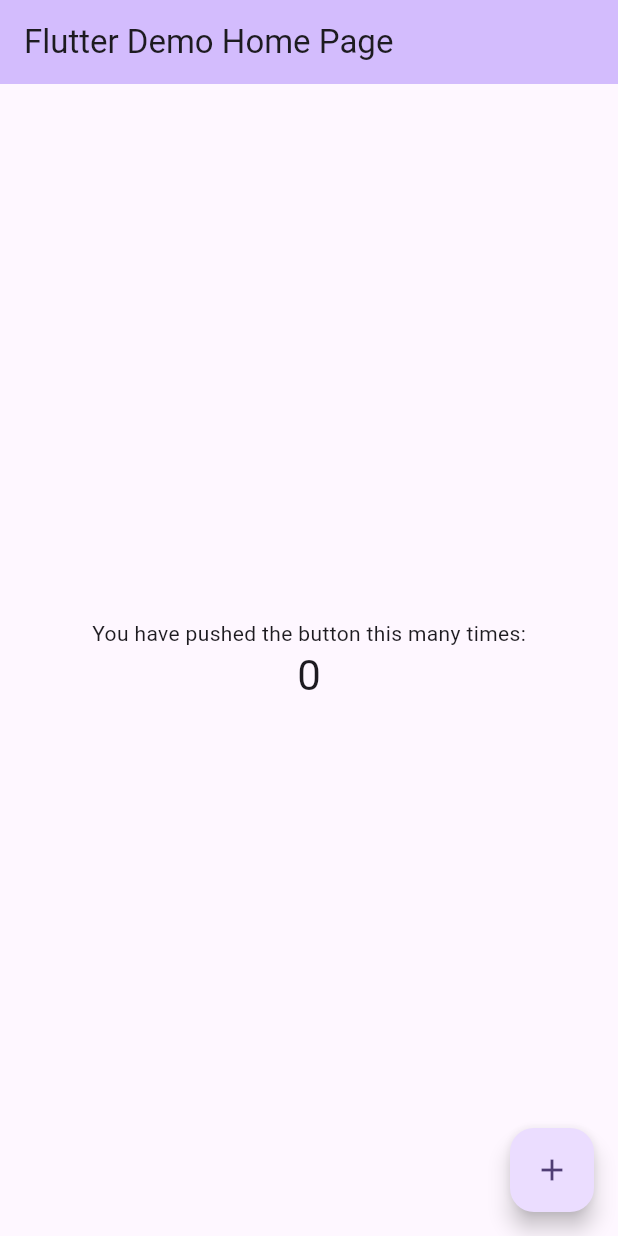
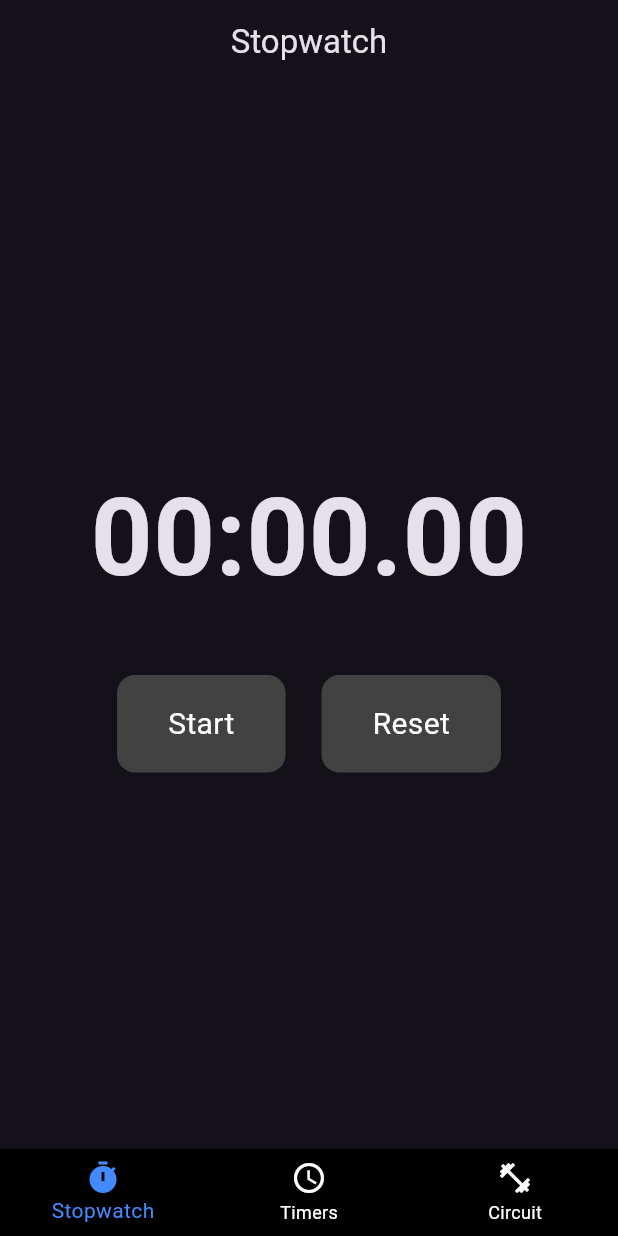
Before and after one commit to Ronaq13/knc, a Flutter app: the screen it shows after launch, on a phone screen of 412 x 824 dp. Run offline on Flutter 3.47's test engine with Material 3 defaults, Android fonts, the phone set to English and light mode, and no system bars; our stand-ins replace audioplayers.

Commit message:
Timer added

```diff
--- a/lib/main.dart
+++ b/lib/main.dart
@@ -1,122 +1,59 @@
 import 'package:flutter/material.dart';
+import 'screens/stopwatch_screen.dart';
+import 'screens/timer_screen.dart';
+import 'screens/circuit_screen.dart';
 
 void main() {
-  runApp(const MyApp());
+  runApp(KncApp());
 }
 
-class MyApp extends StatelessWidget {
-  const MyApp({super.key});
+class KncApp extends StatelessWidget {
+  const KncApp({super.key});
 
-  // This widget is the root of your application.
   @override
   Widget build(BuildContext context) {
     return MaterialApp(
-      title: 'Flutter Demo',
-      theme: ThemeData(
-        // This is the theme of your application.
-        //
-        // TRY THIS: Try running your application with "flutter run". You'll see
-        // the application has a purple toolbar. Then, without quitting the app,
-        // try changing the seedColor in the colorScheme below to Colors.green
-        // and then invoke "hot reload" (save your changes or press the "hot
-        // reload" button in a Flutter-supported IDE, or press "r" if you used
-        // the command line to start the app).
-        //
-        // Notice that the counter didn't reset back to zero; the application
-        // state is not lost during the reload. To reset the state, use hot
-        // restart instead.
-        //
-        // This works for code too, not just values: Most code changes can be
-        // tested with just a hot reload.
-        colorScheme: ColorScheme.fromSeed(seedColor: Colors.deepPurple),
-      ),
-      home: const MyHomePage(title: 'Flutter Demo Home Page'),
+      title: 'Knc - Timer for TV',
+      theme: ThemeData.dark(),
+      home: KncHome(),
+      debugShowCheckedModeBanner: false,
     );
   }
 }
 
-class MyHomePage extends StatefulWidget {
-  const MyHomePage({super.key, required this.title});
-
-  // This widget is the home page of your application. It is stateful, meaning
-  // that it has a State object (defined below) that contains fields that affect
-  // how it looks.
-
-  // This class is the configuration for the state. It holds the values (in this
-  // case the title) provided by the parent (in this case the App widget) and
-  // used by the build method of the State. Fields in a Widget subclass are
-  // always marked "final".
-
-  final String title;
+class KncHome extends StatefulWidget {
+  const KncHome({super.key});
 
   @override
-  State<MyHomePage> createState() => _MyHomePageState();
+  State<KncHome> createState() => _KncHomeState();
 }
 
-class _MyHomePageState extends State<MyHomePage> {
-  int _counter = 0;
+class _KncHomeState extends State<KncHome> {
+  int _selectedIndex = 0;
 
-  void _incrementCounter() {
-    setState(() {
-      // This call to setState tells the Flutter framework that something has
-      // changed in this State, which causes it to rerun the build method below
-      // so that the display can reflect the updated values. If we changed
-      // _counter without calling setState(), then the build method would not be
-      // called again, and so nothing would appear to happen.
-      _counter++;
-    });
-  }
+  final _pages = [StopwatchScreen(), TimerScreen(), CircuitScreen()];
+  final _titles = ['Stopwatch', 'Timers', 'Circuit'];
 
   @override
   Widget build(BuildContext context) {
-    // This method is rerun every time setState is called, for instance as done
-    // by the _incrementCounter method above.
-    //
-    // The Flutter framework has been optimized to make rerunning build methods
-    // fast, so that you can just rebuild anything that needs updating rather
-    // than having to individually change instances of widgets.
     return Scaffold(
-      appBar: AppBar(
-        // TRY THIS: Try changing the color here to a specific color (to
-        // Colors.amber, perhaps?) and trigger a hot reload to see the AppBar
-        // change color while the other colors stay the same.
-        backgroundColor: Theme.of(context).colorScheme.inversePrimary,
-        // Here we take the value from the MyHomePage object that was created by
-        // the App.build method, and use it to set our appbar title.
-        title: Text(widget.title),
+      appBar: AppBar(title: Text(_titles[_selectedIndex]), centerTitle: true),
+      body: _pages[_selectedIndex],
+      bottomNavigationBar: BottomNavigationBar(
+        backgroundColor: Colors.black,
+        selectedItemColor: Colors.blueAccent,
+        unselectedItemColor: Colors.white,
+        currentIndex: _selectedIndex,
+        onTap: (int idx) => setState(() => _selectedIndex = idx),
+        items: const [
+          BottomNavigationBarItem(icon: Icon(Icons.timer), label: 'Stopwatch'),
+          BottomNavigationBarItem(icon: Icon(Icons.schedule), label: 'Timers'),
+          BottomNavigationBarItem(
+            icon: Icon(Icons.fitness_center),
+            label: 'Circuit',
+          ),
+        ],
       ),
-      body: Center(
-        // Center is a layout widget. It takes a single child and positions it
-        // in the middle of the parent.
-        child: Column(
-          // Column is also a layout widget. It takes a list of children and
-          // arranges them vertically. By default, it sizes itself to fit its
-          // children horizontally, and tries to be as tall as its parent.
-          //
-          // Column has various properties to control how it sizes itself and
-          // how it positions its children. Here we use mainAxisAlignment to
-          // center the children vertically; the main axis here is the vertical
-          // axis because Columns are vertical (the cross axis would be
-          // horizontal).
-          //
-          // TRY THIS: Invoke "debug painting" (choose the "Toggle Debug Paint"
-          // action in the IDE, or press "p" in the console), to see the
-          // wireframe for each widget.
-          mainAxisAlignment: MainAxisAlignment.center,
-          children: <Widget>[
-            const Text('You have pushed the button this many times:'),
-            Text(
-              '$_counter',
-              style: Theme.of(context).textTheme.headlineMedium,
-            ),
-          ],
-        ),
-      ),
-      floatingActionButton: FloatingActionButton(
-        onPressed: _incrementCounter,
-        tooltip: 'Increment',
-        child: const Icon(Icons.add),
-      ), // This trailing comma makes auto-formatting nicer for build methods.
     );
   }
 }
--- /dev/null
+++ b/lib/screens/stopwatch_screen.dart
@@ -0,0 +1,158 @@
+import 'package:flutter/material.dart';
+import 'package:flutter/scheduler.dart';
+import 'package:flutter/services.dart';
+
+class StopwatchScreen extends StatefulWidget {
+  @override
+  _StopwatchScreenState createState() => _StopwatchScreenState();
+}
+
+class _StopwatchScreenState extends State<StopwatchScreen> {
+  Stopwatch _stopwatch = Stopwatch();
+  late final Ticker _ticker;
+  late Duration _elapsed;
+  bool _isRunning = false;
+
+  final _startPauseFocusNode = FocusNode();
+  final _resetFocusNode = FocusNode();
+
+  @override
+  void initState() {
+    super.initState();
+    _elapsed = Duration.zero;
+    _ticker = Ticker(_onTick)..start();
+  }
+
+  void _onTick(Duration elapsed) {
+    if (_stopwatch.isRunning) {
+      setState(() {
+        _elapsed = _stopwatch.elapsed;
+      });
+    }
+  }
+
+  void _start() {
+    setState(() {
+      _stopwatch.start();
+      _isRunning = true;
+    });
+  }
+
+  void _pause() {
+    setState(() {
+      _stopwatch.stop();
+      _isRunning = false;
+    });
+  }
+
+  void _reset() {
+    setState(() {
+      _stopwatch.reset();
+      _elapsed = Duration.zero;
+      _isRunning = false;
+    });
+  }
+
+  String _format(Duration d) {
+    String two(int n) => n.toString().padLeft(2, '0');
+    final minutes = two(d.inMinutes.remainder(60));
+    final seconds = two(d.inSeconds.remainder(60));
+    final millis = (d.inMilliseconds.remainder(1000) ~/ 10).toString().padLeft(
+      2,
+      '0',
+    );
+    return '$minutes:$seconds.$millis';
+  }
+
+  @override
+  void dispose() {
+    _ticker.dispose();
+    _startPauseFocusNode.dispose();
+    _resetFocusNode.dispose();
+    super.dispose();
+  }
+
+  Widget buildTVButton({
+    required String label,
+    required VoidCallback onPressed,
+    required FocusNode focusNode,
+  }) {
+    return Focus(
+      focusNode: focusNode,
+      onKeyEvent: (node, event) {
+        if (event is! KeyDownEvent) return KeyEventResult.ignored;
+        final key = event.logicalKey;
+
+        if (key == LogicalKeyboardKey.arrowRight) {
+          FocusScope.of(node.context!).nextFocus();
+          return KeyEventResult.handled;
+        } else if (key == LogicalKeyboardKey.arrowLeft) {
+          FocusScope.of(node.context!).previousFocus();
+          return KeyEventResult.handled;
+        } else if (key == LogicalKeyboardKey.enter ||
+            key == LogicalKeyboardKey.select) {
+          onPressed();
+          return KeyEventResult.handled;
+        }
+
+        return KeyEventResult.ignored;
+      },
+      child: Builder(
+        builder: (context) {
+          final isFocused = Focus.of(context).hasFocus;
+          return GestureDetector(
+            onTap: onPressed,
+            child: Container(
+              padding: EdgeInsets.symmetric(horizontal: 32, vertical: 16),
+              margin: EdgeInsets.symmetric(horizontal: 12),
+              decoration: BoxDecoration(
+                color: isFocused ? Colors.blue : Colors.grey[800],
+                borderRadius: BorderRadius.circular(12),
+                border: Border.all(
+                  color: isFocused ? Colors.white : Colors.transparent,
+                  width: 2,
+                ),
+              ),
+              child: Text(
+                label,
+                style: TextStyle(fontSize: 20, color: Colors.white),
+              ),
+            ),
+          );
+        },
+      ),
+    );
+  }
+
+  @override
+  Widget build(BuildContext context) {
+    return FocusTraversalGroup(
+      policy: ReadingOrderTraversalPolicy(),
+      child: Column(
+        mainAxisAlignment: MainAxisAlignment.center,
+        children: [
+          Text(
+            _format(_elapsed),
+            style: TextStyle(fontSize: 72, fontWeight: FontWeight.bold),
+          ),
+          SizedBox(height: 40),
+          Row(
+            mainAxisAlignment: MainAxisAlignment.center,
+            children: [
+              buildTVButton(
+                label: _isRunning ? 'Pause' : 'Start',
+                onPressed: _isRunning ? _pause : _start,
+                focusNode: _startPauseFocusNode,
+              ),
+              buildTVButton(
+                label: 'Reset',
+                onPressed: _reset,
+                focusNode: _resetFocusNode,
+              ),
+            ],
+          ),
+        ],
+      ),
+    );
+  }
+}
--- a/pubspec.yaml
+++ b/pubspec.yaml
@@ -30,7 +30,7 @@ environment:
 dependencies:
   flutter:
     sdk: flutter
-
+  audioplayers: ^5.2.1
   # The following adds the Cupertino Icons font to your application.
   # Use with the CupertinoIcons class for iOS style icons.
   cupertino_icons: ^1.0.8
```
Also changed, not shown: lib/screens/circuit_screen.dart (added, +12 -0 lines), lib/screens/timer_screen.dart (added, +270 -0 lines), lib/utils/grid_focus_traversal.dart (added, +90 -0 lines), pubspec.lock, 11 other files.
